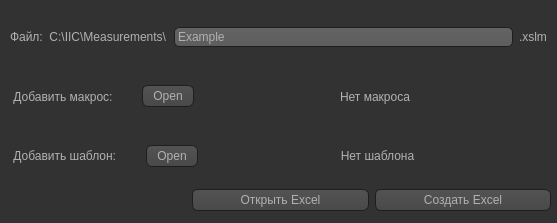
First picture: the form in assets/chooseDialog2.ui, repository JuustR/IIC, before the edit.
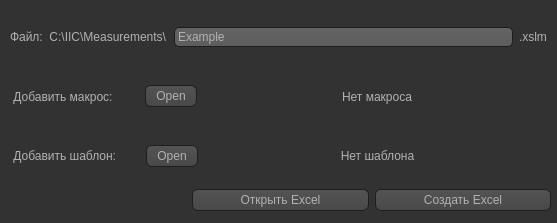
Second picture: the form after the edit. Icons and pictures are not drawn.

Commit message: Fixed a creating of Excel

The edit to the form file:
```diff
--- a/assets/chooseDialog2.ui
+++ b/assets/chooseDialog2.ui
@@ -604,7 +604,7 @@
          </size>
         </property>
         <property name="text">
-         <string> Добавить макрос:</string>
+         <string> Добавить макрос: </string>
         </property>
        </widget>
       </item>
```
Left out of the diff: 2 changed lines with no effect on the pictures. The commit also changes 1 other file.
